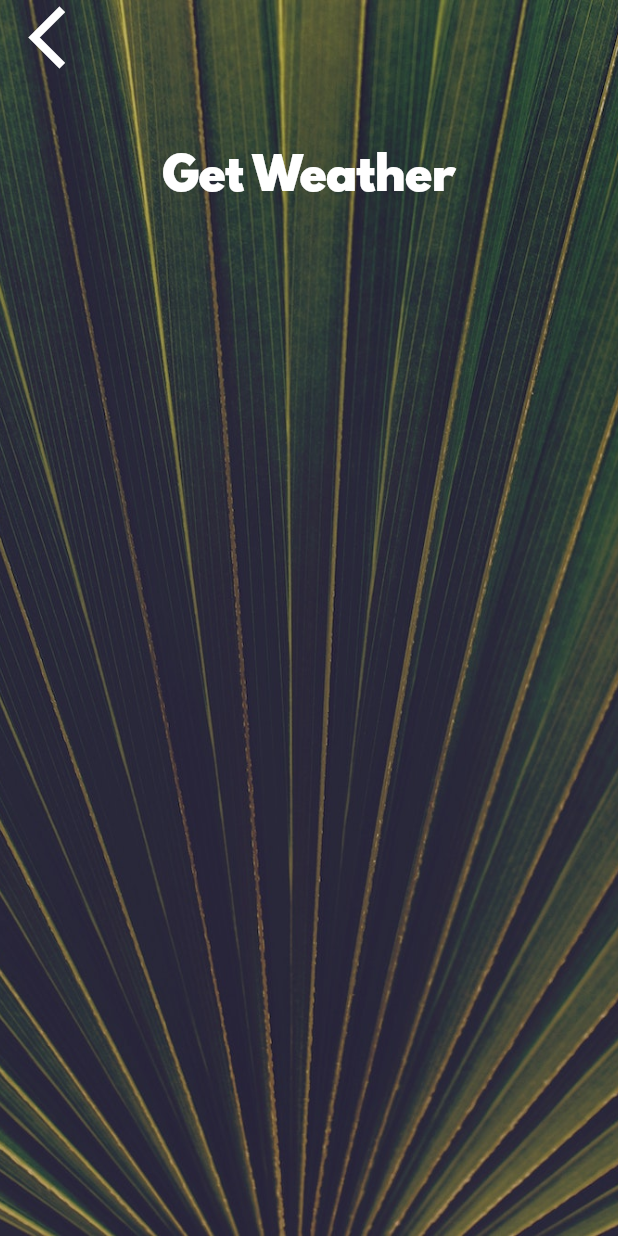
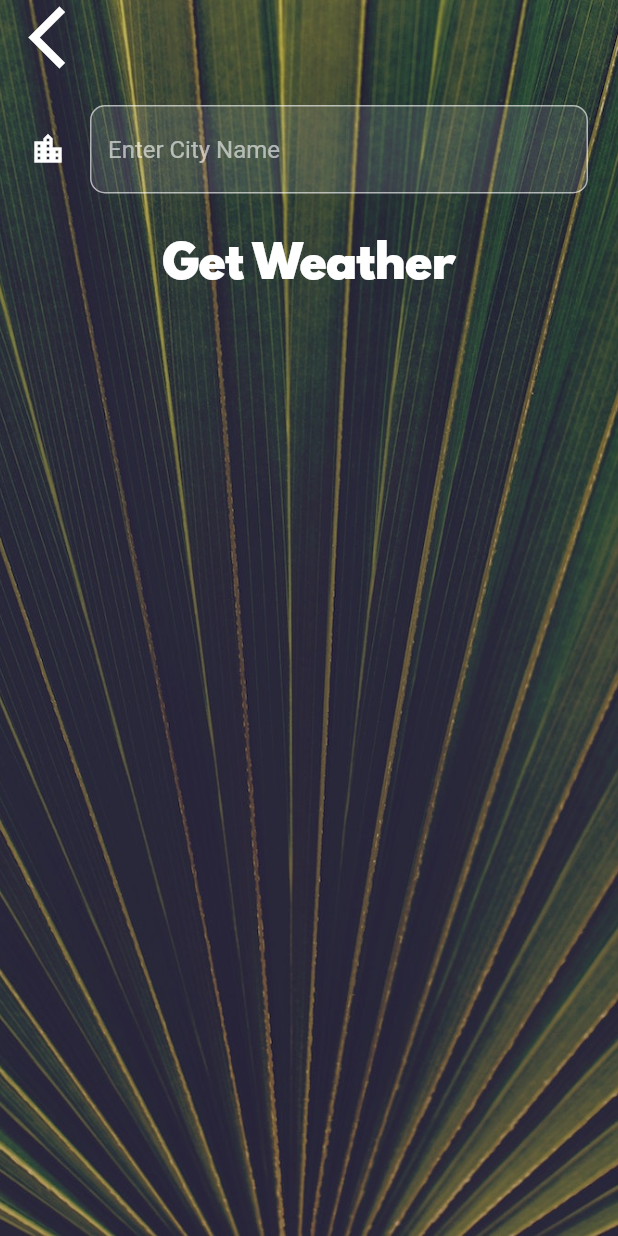
Before and after one commit to bhattanurg/climate-App, a Flutter app: the CityScreen screen opened directly, on a phone screen of 412 x 824 dp. Run offline on Flutter 3.47's test engine with Material 2 defaults, Android fonts, the phone set to English and light mode, and no system bars; our stand-ins replace flutter_spinkit, geolocator; network calls fail.

Commit message:
creating a textfield for user to type cityname to be searched

```diff
--- a/lib/screens/city_screen.dart
+++ b/lib/screens/city_screen.dart
@@ -35,7 +35,7 @@ class _CityScreenState extends State<CityScreen> {
               ),
               Container(
                 padding: EdgeInsets.all(20.0),
-                child: null,
+                child: TextField(decoration: kTextFieldInputDecoration),
               ),
               FlatButton(
                 onPressed: () {},
--- a/lib/utilities/constants.dart
+++ b/lib/utilities/constants.dart
@@ -18,3 +18,17 @@ const kButtonTextStyle = TextStyle(
 const kConditionTextStyle = TextStyle(
   fontSize: 100.0,
 );
+
+const kTextFieldInputDecoration = InputDecoration(
+  filled: true,
+  icon: Icon(
+    Icons.location_city,
+    color: Colors.white,
+  ),
+  hintText: 'Enter City Name',
+  border: OutlineInputBorder(
+    borderRadius: BorderRadius.all(
+      Radius.circular(10.0),
+    ),
+  ),
+);
```
